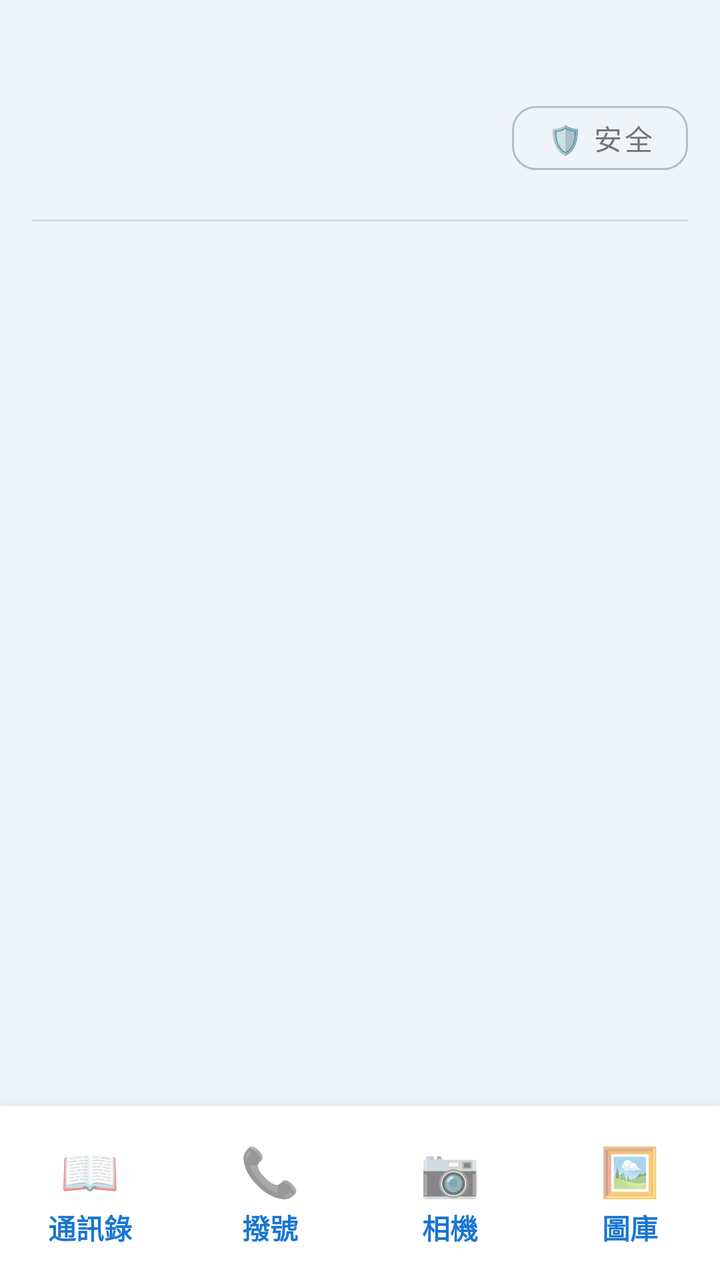
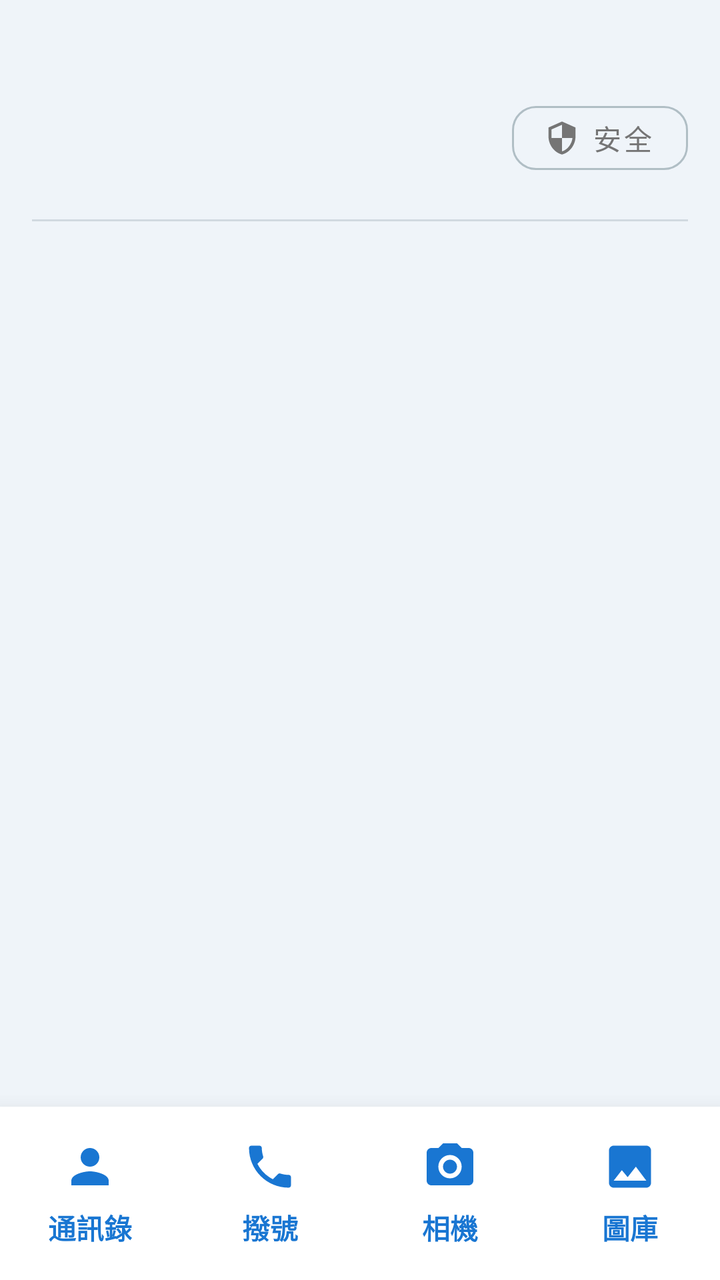

Before-and-after screenshots of an Android layout around one commit, followed by the original layout XML and the change that was made.
<!-- AndroidManifest.xml: application theme Theme.SeniorLauncher -->
<!-- res/layout/activity_main.xml -->
﻿<?xml version="1.0" encoding="utf-8"?>
<LinearLayout xmlns:android="http://schemas.android.com/apk/res/android"
    xmlns:app="http://schemas.android.com/apk/res-auto"
    android:layout_width="match_parent"
    android:layout_height="match_parent"
    android:orientation="vertical"
    android:background="#EFF4F9"
    android:paddingTop="16dp">

    <TextView
        android:id="@+id/tvNotDefaultWarning"
        android:layout_width="match_parent"
        android:layout_height="wrap_content"
        android:background="#FFB300"
        android:text="⚠️ 點擊此處將此應用設為預設桌面"
        android:textColor="#000000"
        android:textSize="16sp"
        android:textStyle="bold"
        android:gravity="center"
        android:padding="12dp"
        android:layout_marginBottom="12dp"
        android:layout_marginHorizontal="16dp"
        android:visibility="gone" />

    
    <LinearLayout
        android:layout_width="match_parent"
        android:layout_height="wrap_content"
        android:orientation="horizontal"
        android:gravity="center_vertical"
        android:paddingHorizontal="16dp"
        android:paddingBottom="16dp">

        
        <LinearLayout
            android:layout_width="0dp"
            android:layout_height="wrap_content"
            android:layout_weight="1"
            android:orientation="vertical">

            <TextView
                android:id="@+id/tvClock"
                android:layout_width="wrap_content"
                android:layout_height="wrap_content"
                android:textSize="40sp"
                android:textStyle="bold"
                android:textColor="#212121" />

            <TextView
                android:id="@+id/tvDateAndLunar"
                android:layout_width="wrap_content"
                android:layout_height="wrap_content"
                android:textSize="15sp"
                android:textColor="#757575"
                android:layout_marginTop="4dp"/>
        </LinearLayout>

        
        <LinearLayout
            android:layout_width="wrap_content"
            android:layout_height="wrap_content"
            android:orientation="vertical"
            android:gravity="end">

            <TextView
                android:id="@+id/tvBattery"
                android:layout_width="wrap_content"
                android:layout_height="wrap_content"
                android:textSize="15sp"
                android:textStyle="bold"
                android:textColor="#1976D2"
                android:layout_marginBottom="8dp"
                android:layout_marginEnd="4dp" />

            <com.google.android.material.button.MaterialButton
                android:id="@+id/btnSos"
                style="?attr/materialButtonOutlinedStyle"
                android:layout_width="wrap_content"
                android:layout_height="44dp"
                android:text="🛡️ 安全"
                android:textSize="14sp"
                android:textColor="#757575"
                app:strokeColor="#B0BEC5"
                app:strokeWidth="1dp"
                app:cornerRadius="12dp" />
        </LinearLayout>
    </LinearLayout>

    <View
        android:layout_width="match_parent"
        android:layout_height="1dp"
        android:background="#D1D9E0"
        android:layout_marginHorizontal="16dp"
        android:layout_marginBottom="16dp" />

    <TextView
        android:id="@+id/tvEmptyContacts"
        android:layout_width="match_parent"
        android:layout_height="0dp"
        android:layout_weight="1"
        android:gravity="center"
        android:text="請在系統【通訊錄】中\n將家人設定為「星標」 (收藏)\n以顯示在此處"
        android:textSize="18sp"
        android:textColor="#78909C"
        android:visibility="gone" />

    <GridLayout
        android:id="@+id/gridContacts"
        android:layout_width="match_parent"
        android:layout_height="0dp"
        android:layout_weight="1"
        android:columnCount="2"
        android:paddingHorizontal="8dp"
        android:alignmentMode="alignMargins" />

    
    <com.google.android.material.card.MaterialCardView
        android:layout_width="match_parent"
        android:layout_height="wrap_content"
        app:cardBackgroundColor="#FFFFFF"
        app:cardElevation="16dp"
        app:cardCornerRadius="0dp"
        app:strokeWidth="0dp">

        <LinearLayout
            android:layout_width="match_parent"
            android:layout_height="wrap_content"
            android:orientation="horizontal"
            android:baselineAligned="false"
            android:paddingVertical="10dp">

            <LinearLayout
                android:id="@+id/btnContacts"
                android:layout_width="0dp"
                android:layout_height="wrap_content"
                android:layout_weight="1"
                android:orientation="vertical"
                android:gravity="center"
                android:clickable="true"
                android:focusable="true"
                android:background="?attr/selectableItemBackground"
                android:paddingVertical="6dp">
                <TextView android:text="📖" android:textSize="24sp" android:layout_width="wrap_content" android:layout_height="wrap_content"/>
                <TextView android:text="通訊錄" android:textSize="14sp" android:textStyle="bold" android:textColor="#1976D2" android:layout_marginTop="2dp" android:layout_width="wrap_content" android:layout_height="wrap_content"/>
            </LinearLayout>

            <LinearLayout
                android:id="@+id/btnPhone"
                android:layout_width="0dp"
                android:layout_height="wrap_content"
                android:layout_weight="1"
                android:orientation="vertical"
                android:gravity="center"
                android:clickable="true"
                android:focusable="true"
                android:background="?attr/selectableItemBackground"
                android:paddingVertical="6dp">
                <TextView android:text="📞" android:textSize="24sp" android:layout_width="wrap_content" android:layout_height="wrap_content"/>
                <TextView android:text="撥號" android:textSize="14sp" android:textStyle="bold" android:textColor="#1976D2" android:layout_marginTop="2dp" android:layout_width="wrap_content" android:layout_height="wrap_content"/>
            </LinearLayout>

            <LinearLayout
                android:id="@+id/btnCamera"
                android:layout_width="0dp"
                android:layout_height="wrap_content"
                android:layout_weight="1"
                android:orientation="vertical"
                android:gravity="center"
                android:clickable="true"
                android:focusable="true"
                android:background="?attr/selectableItemBackground"
                android:paddingVertical="6dp">
                <TextView android:text="📷" android:textSize="24sp" android:layout_width="wrap_content" android:layout_height="wrap_content"/>
                <TextView android:text="相機" android:textSize="14sp" android:textStyle="bold" android:textColor="#1976D2" android:layout_marginTop="2dp" android:layout_width="wrap_content" android:layout_height="wrap_content"/>
            </LinearLayout>

            <LinearLayout
                android:id="@+id/btnGallery"
                android:layout_width="0dp"
                android:layout_height="wrap_content"
                android:layout_weight="1"
                android:orientation="vertical"
                android:gravity="center"
                android:clickable="true"
                android:focusable="true"
                android:background="?attr/selectableItemBackground"
                android:paddingVertical="6dp">
                <TextView android:text="🖼️" android:textSize="24sp" android:layout_width="wrap_content" android:layout_height="wrap_content"/>
                <TextView android:text="圖庫" android:textSize="14sp" android:textStyle="bold" android:textColor="#1976D2" android:layout_marginTop="2dp" android:layout_width="wrap_content" android:layout_height="wrap_content"/>
            </LinearLayout>
        </LinearLayout>
    </com.google.android.material.card.MaterialCardView>
</LinearLayout>
<!-- resources referenced by this layout -->
<resources>
  <style name="Theme.SeniorLauncher" parent="Theme.MaterialComponents.Light.NoActionBar">
          <item name="colorPrimary">#1976D2</item>
          <item name="colorOnPrimary">#FFFFFF</item>
          <item name="colorSecondary">#2E7D32</item>
          <item name="colorOnSecondary">#FFFFFF</item>
          
          
          <item name="android:statusBarColor">#F5F5F5</item>
          <item name="android:windowLightStatusBar">true</item>
      </style>
</resources>

<!-- the commit's change to res/layout/activity_main.xml (unified diff, before → after) -->
@@ -1,4 +1,4 @@
-﻿<?xml version="1.0" encoding="utf-8"?>
+<?xml version="1.0" encoding="utf-8"?>
 <LinearLayout xmlns:android="http://schemas.android.com/apk/res/android"
     xmlns:app="http://schemas.android.com/apk/res-auto"
     android:layout_width="match_parent"
@@ -72,12 +72,15 @@
                 android:layout_marginBottom="8dp"
                 android:layout_marginEnd="4dp" />
 
+            
             <com.google.android.material.button.MaterialButton
                 android:id="@+id/btnSos"
                 style="?attr/materialButtonOutlinedStyle"
                 android:layout_width="wrap_content"
                 android:layout_height="44dp"
-                android:text="🛡️ 安全"
+                android:text="安全"
+                app:icon="@drawable/ic_shield"
+                app:iconTint="#757575"
                 android:textSize="14sp"
                 android:textColor="#757575"
                 app:strokeColor="#B0BEC5"
@@ -140,8 +143,8 @@
                 android:focusable="true"
                 android:background="?attr/selectableItemBackground"
                 android:paddingVertical="6dp">
-                <TextView android:text="📖" android:textSize="24sp" android:layout_width="wrap_content" android:layout_height="wrap_content"/>
-                <TextView android:text="通訊錄" android:textSize="14sp" android:textStyle="bold" android:textColor="#1976D2" android:layout_marginTop="2dp" android:layout_width="wrap_content" android:layout_height="wrap_content"/>
+                <ImageView android:layout_width="28dp" android:layout_height="28dp" android:src="@drawable/ic_dock_contacts" />
+                <TextView android:text="通訊錄" android:textSize="14sp" android:textStyle="bold" android:textColor="#1976D2" android:layout_marginTop="6dp" android:layout_width="wrap_content" android:layout_height="wrap_content"/>
             </LinearLayout>
 
             <LinearLayout
@@ -155,8 +158,8 @@
                 android:focusable="true"
                 android:background="?attr/selectableItemBackground"
                 android:paddingVertical="6dp">
-                <TextView android:text="📞" android:textSize="24sp" android:layout_width="wrap_content" android:layout_height="wrap_content"/>
-                <TextView android:text="撥號" android:textSize="14sp" android:textStyle="bold" android:textColor="#1976D2" android:layout_marginTop="2dp" android:layout_width="wrap_content" android:layout_height="wrap_content"/>
+                <ImageView android:layout_width="28dp" android:layout_height="28dp" android:src="@drawable/ic_dock_phone" />
+                <TextView android:text="撥號" android:textSize="14sp" android:textStyle="bold" android:textColor="#1976D2" android:layout_marginTop="6dp" android:layout_width="wrap_content" android:layout_height="wrap_content"/>
             </LinearLayout>
 
             <LinearLayout
@@ -170,8 +173,8 @@
                 android:focusable="true"
                 android:background="?attr/selectableItemBackground"
                 android:paddingVertical="6dp">
-                <TextView android:text="📷" android:textSize="24sp" android:layout_width="wrap_content" android:layout_height="wrap_content"/>
-                <TextView android:text="相機" android:textSize="14sp" android:textStyle="bold" android:textColor="#1976D2" android:layout_marginTop="2dp" android:layout_width="wrap_content" android:layout_height="wrap_content"/>
+                <ImageView android:layout_width="28dp" android:layout_height="28dp" android:src="@drawable/ic_dock_camera" />
+                <TextView android:text="相機" android:textSize="14sp" android:textStyle="bold" android:textColor="#1976D2" android:layout_marginTop="6dp" android:layout_width="wrap_content" android:layout_height="wrap_content"/>
             </LinearLayout>
 
             <LinearLayout
@@ -185,8 +188,8 @@
                 android:focusable="true"
                 android:background="?attr/selectableItemBackground"
                 android:paddingVertical="6dp">
-                <TextView android:text="🖼️" android:textSize="24sp" android:layout_width="wrap_content" android:layout_height="wrap_content"/>
-                <TextView android:text="圖庫" android:textSize="14sp" android:textStyle="bold" android:textColor="#1976D2" android:layout_marginTop="2dp" android:layout_width="wrap_content" android:layout_height="wrap_content"/>
+                <ImageView android:layout_width="28dp" android:layout_height="28dp" android:src="@drawable/ic_dock_gallery" />
+                <TextView android:text="圖庫" android:textSize="14sp" android:textStyle="bold" android:textColor="#1976D2" android:layout_marginTop="6dp" android:layout_width="wrap_content" android:layout_height="wrap_content"/>
             </LinearLayout>
         </LinearLayout>
     </com.google.android.material.card.MaterialCardView>
<!-- resource entries referenced after the edit -->
@@ -1,5 +1,15 @@
 <!-- resources referenced by this layout -->
 <resources>
+  <!-- drawable ic_dock_camera (drawable) -->
+  <vector xmlns:android="http://schemas.android.com/apk/res/android" android:width="28dp" android:height="28dp" android:viewportWidth="24" android:viewportHeight="24" android:tint="#1976D2"><path android:fillColor="@android:color/white" android:pathData="M4,4h3l2,-2h6l2,2h3c1.1,0 2,.9 2,2v12c0,1.1 -.9,2 -2,2H4c-1.1,0 -2,-.9 -2,-2V6c0,-1.1 .9,-2 2,-2zm8,3c-2.76,0 -5,2.24 -5,5s2.24,5 5,5 5,-2.24 5,-5 -2.24,-5 -5,-5zm0,8c-1.65,0 -3,-1.35 -3,-3s1.35,-3 3,-3 3,1.35 3,3 -1.35,3 -3,3z"/></vector>
+  <!-- drawable ic_dock_contacts (drawable) -->
+  <vector xmlns:android="http://schemas.android.com/apk/res/android" android:width="28dp" android:height="28dp" android:viewportWidth="24" android:viewportHeight="24" android:tint="#1976D2"><path android:fillColor="@android:color/white" android:pathData="M12,12c2.21,0 4,-1.79 4,-4s-1.79,-4 -4,-4 -4,1.79 -4,4 1.79,4 4,4zM12,14c-2.67,0 -8,1.34 -8,4v2h16v-2c0,-2.66 -5.33,-4 -8,-4z"/></vector>
+  <!-- drawable ic_dock_gallery (drawable) -->
+  <vector xmlns:android="http://schemas.android.com/apk/res/android" android:width="28dp" android:height="28dp" android:viewportWidth="24" android:viewportHeight="24" android:tint="#1976D2"><path android:fillColor="@android:color/white" android:pathData="M21,19V5c0,-1.1 -.9,-2 -2,-2H5c-1.1,0 -2,.9 -2,2v14c0,1.1 .9,2 2,2h14c1.1,0 2,-.9 2,-2zM8.5,13.5l2.5,3.01L14.5,12l4.5,6H5l3.5,-4.5z"/></vector>
+  <!-- drawable ic_dock_phone (drawable) -->
+  <vector xmlns:android="http://schemas.android.com/apk/res/android" android:width="28dp" android:height="28dp" android:viewportWidth="24" android:viewportHeight="24" android:tint="#1976D2"><path android:fillColor="@android:color/white" android:pathData="M6.62,10.79c1.44,2.83 3.76,5.14 6.59,6.59l2.2,-2.2c.27,-.27 .67,-.36 1.02,-.24 1.12,.37 2.33,.57 3.57,.57 .55,0 1,.45 1,1V20c0,.55 -.45,1 -1,1 -9.39,0 -17,-7.61 -17,-17 0,-.55 .45,-1 1,-1h3.5c.55,0 1,.45 1,1 0,1.25 .2,2.45 .57,3.57 .11,.35 .03,.74 -.25,1.02l-2.2,2.2z"/></vector>
+  <!-- drawable ic_shield (drawable) -->
+  <vector xmlns:android="http://schemas.android.com/apk/res/android" android:width="18dp" android:height="18dp" android:viewportWidth="24" android:viewportHeight="24" android:tint="#757575"><path android:fillColor="@android:color/white" android:pathData="M12,1L3,5v6c0,5.55 3.84,10.74 9,12 5.16,-1.26 9,-6.45 9,-12V5l-9,-4zm0,10.99h7c-.53,4.12 -3.28,7.79 -7,8.94V12H5V6.3l7,-3.11v8.8z"/></vector>
   <style name="Theme.SeniorLauncher" parent="Theme.MaterialComponents.Light.NoActionBar">
           <item name="colorPrimary">#1976D2</item>
           <item name="colorOnPrimary">#FFFFFF</item>
